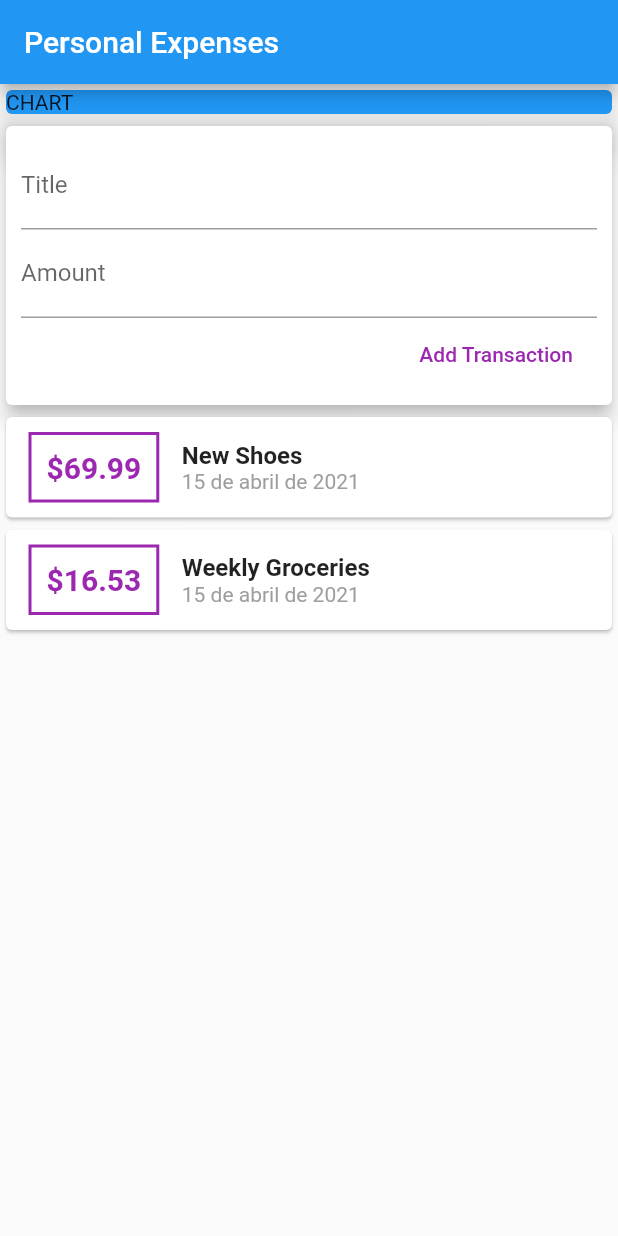
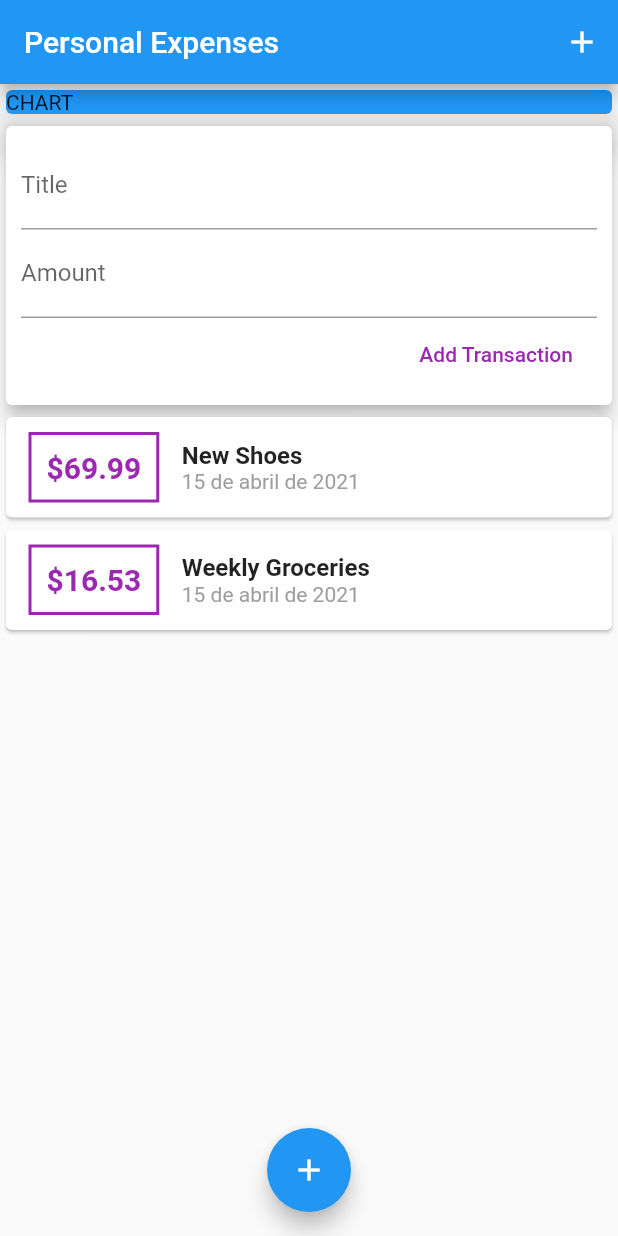
Before and after one commit to jmayora/persona_expenses, a Flutter app: the screen it shows after launch, after a tap on "Add Transaction", on a phone screen of 412 x 824 dp. Run offline on Flutter 3.47's test engine with Material 2 defaults, Android fonts, the phone set to English and light mode, and no system bars.

Commit message:
Add ListView and floating buttons

```diff
--- a/lib/main.dart
+++ b/lib/main.dart
@@ -26,7 +26,12 @@ class MyHomePage extends StatelessWidget {
     return Scaffold(
       appBar: AppBar(
         title: Text('Personal Expenses'),
+        actions: <Widget>[
+          IconButton(icon: Icon(Icons.add), onPressed: () {}),
+        ],
       ),
+      floatingActionButtonLocation: FloatingActionButtonLocation.centerFloat,
+      floatingActionButton: FloatingActionButton(child: Icon(Icons.add)),
       body: Column(
         crossAxisAlignment: CrossAxisAlignment.start,
         children: <Widget>[
--- a/lib/widgets/new_transaction.dart
+++ b/lib/widgets/new_transaction.dart
@@ -7,6 +7,20 @@ class NewTransaction extends StatelessWidget {
   final Function addNewTransaction;
 
   NewTransaction(this.addNewTransaction);
+
+  void submitData() {
+    final enteredTitle = titleController.text;
+    final enteredAmount = double.parse(amountController.text);
+
+    if (enteredTitle.isEmpty || enteredAmount <= 0) {
+      return;
+    }
+
+    addNewTransaction(
+      enteredTitle,
+      enteredAmount,
+    );
+  }
 
   @override
   Widget build(BuildContext context) {
@@ -20,18 +34,17 @@ class NewTransaction extends StatelessWidget {
               TextField(
                 decoration: InputDecoration(labelText: 'Title'),
                 controller: titleController,
+                onSubmitted: (_) => submitData(),
               ),
               TextField(
                 decoration: InputDecoration(labelText: 'Amount'),
                 controller: amountController,
+                keyboardType: TextInputType.numberWithOptions(decimal: true),
+                onSubmitted: (_) => submitData(),
               ),
               // ignore: deprecated_member_use
               FlatButton(
-                onPressed: () {
-                  addNewTransaction(
-                      titleController.text,
-                      double.parse(amountController.text));
-                },
+                onPressed: submitData,
                 textColor: Colors.purple,
                 child: Text(
                   'Add Transaction',
--- a/lib/widgets/transaction_list.dart
+++ b/lib/widgets/transaction_list.dart
@@ -10,8 +10,10 @@ TransactionList(this.transactions);
 
   @override
   Widget build(BuildContext context) {
-    return Column(
-        children: transactions.map((tx) {
+    return Container(
+      height: 294,
+      child: ListView.builder(
+        itemBuilder: (ctx, index) {
           return Card(
             child: Row(
               children: <Widget>[
@@ -28,7 +30,7 @@ TransactionList(this.transactions);
                   ),
                   padding: EdgeInsets.all(10),
                   child: Text(
-                '\$${tx.amount}',
+                    '\$${transactions[index].amount.toStringAsFixed(2)}',
                     style: TextStyle(
                       fontWeight: FontWeight.bold,
                       fontSize: 20,
@@ -40,14 +42,15 @@ TransactionList(this.transactions);
                   crossAxisAlignment: CrossAxisAlignment.start,
                   children: <Widget>[
                     Text(
-                  tx.title,
+                      transactions[index].title,
                       style: TextStyle(
                         fontSize: 16,
                         fontWeight: FontWeight.bold,
                       ),
                     ),
                     Text(
-                  DateFormat.yMMMMd('es_pa').format(tx.date),
+                      DateFormat.yMMMMd('es_pa')
+                          .format(transactions[index].date),
                       style: TextStyle(
                         color: Colors.grey,
                       ),
@@ -57,6 +60,9 @@ TransactionList(this.transactions);
               ],
             ),
           );
-    }).toList());
+        },
+        itemCount: transactions.length,
+      ),
+    );
   }
 }
```
Lines whose indentation alone changed are shown as unchanged.
